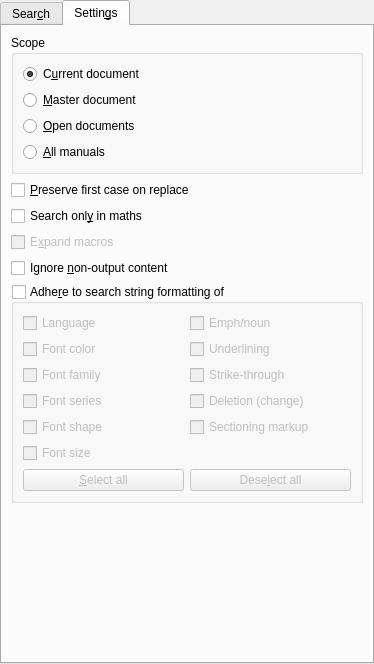
cburschka/lyx, file src/frontends/qt/ui/FindAndReplaceUi.ui: the form before one commit.
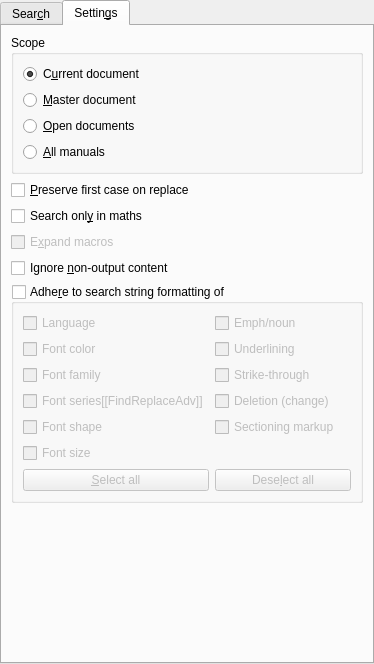
The form after the commit. The open tabs and pages were chosen to show the change. Custom widgets are drawn as their Qt base class.

Commit message: Disentangle tooltip in Character dialog and FindAndReplace pane.

The edit to the form file:
```diff
--- a/src/frontends/qt/ui/FindAndReplaceUi.ui
+++ b/src/frontends/qt/ui/FindAndReplaceUi.ui
@@ -444,7 +444,7 @@
        <item row="3" column="0">
         <widget class="QCheckBox" name="adhereFSeriesCB">
          <property name="text">
-          <string>Font series</string>
+          <string>Font series[[FindReplaceAdv]]</string>
          </property>
         </widget>
        </item>
```
